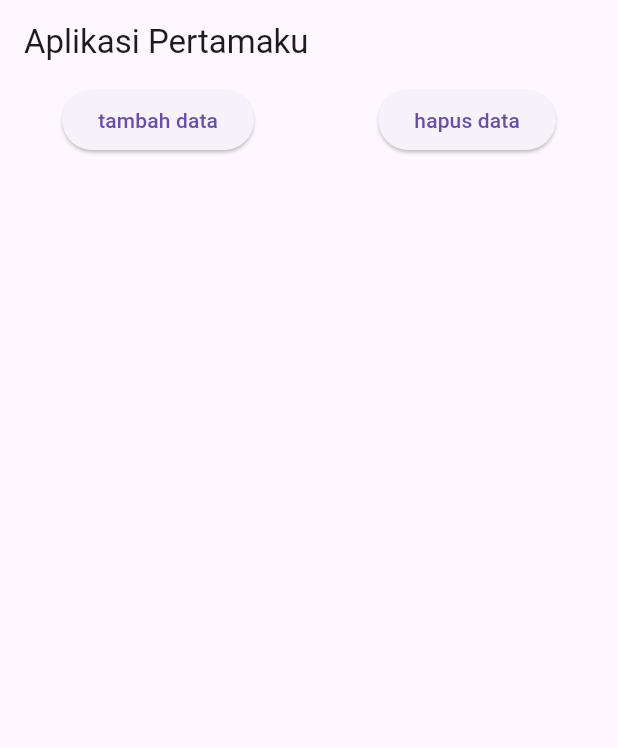
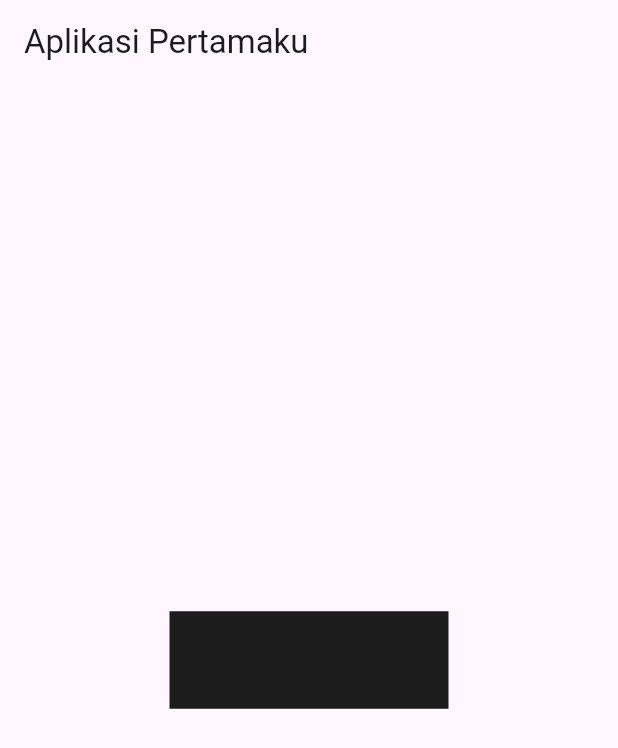
Before and after one commit to ZacharyTheodoreCodes/belajar-flutter, a Flutter app: the screen it shows after launch, on a phone screen of 412 x 824 dp. Shown: the top 748 px of the screen. Run offline on Flutter 3.47's test engine with Material 3 defaults, Android fonts, the phone set to English and light mode, and no system bars; our stand-ins replace google_fonts, material_design_icons_flutter.

Commit message:
animated container

```diff
--- a/hello_world/lib/animated_container.dart
+++ b/hello_world/lib/animated_container.dart
@@ -0,0 +1,24 @@
+import 'dart:math';
+
+import 'package:flutter/material.dart';
+
+class animatedContainerWidget extends StatefulWidget {
+  const animatedContainerWidget({super.key});
+
+  @override
+  State<animatedContainerWidget> createState() => _MyWidgetState();
+}
+
+class _MyWidgetState extends State<animatedContainerWidget> {
+  @override
+  Widget build(BuildContext context) {
+    return Center(
+        child: AnimatedContainer(
+      duration: Duration(seconds: 1),
+      color: Color.fromARGB(255, Random().nextInt(256), Random().nextInt(256),
+          Random().nextInt(256)),
+      width: 50.0 + Random().nextInt(201),
+      height: 50.0 + Random().nextInt(101),
+    ));
+  }
+}
--- a/hello_world/lib/main_page.dart
+++ b/hello_world/lib/main_page.dart
@@ -1,5 +1,6 @@
 import 'package:flutter/material.dart';
 import 'package:hello_world/align_widget.dart';
+import 'package:hello_world/animated_container.dart';
 import 'package:hello_world/box_decoration.dart';
 import 'package:hello_world/font_study.dart';
 import 'package:hello_world/icon_widget.dart';
@@ -32,7 +33,8 @@ class MainPage extends StatelessWidget {
       //body: const IconWidget(),
       //body: const TextFieldWidget(),
       //body: const InputDecorWidget(),
-      body: const ListViewWidget(),
+      //body: const ListViewWidget(),
+      body: const animatedContainerWidget(),
 
       //widget center
 
```
